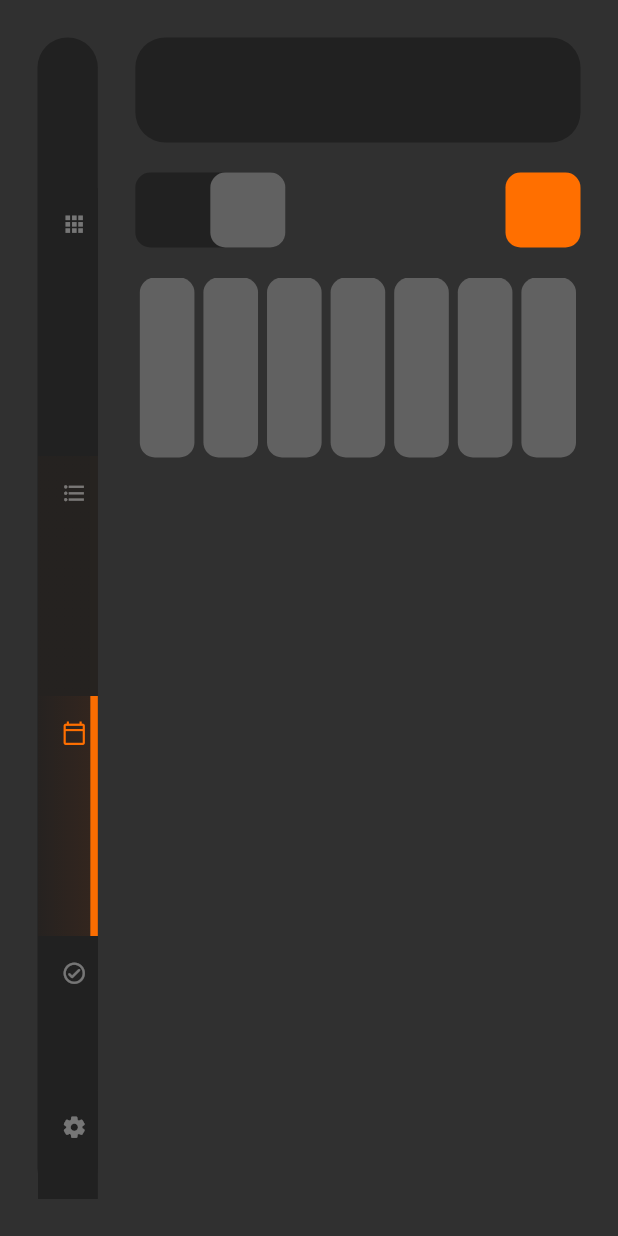
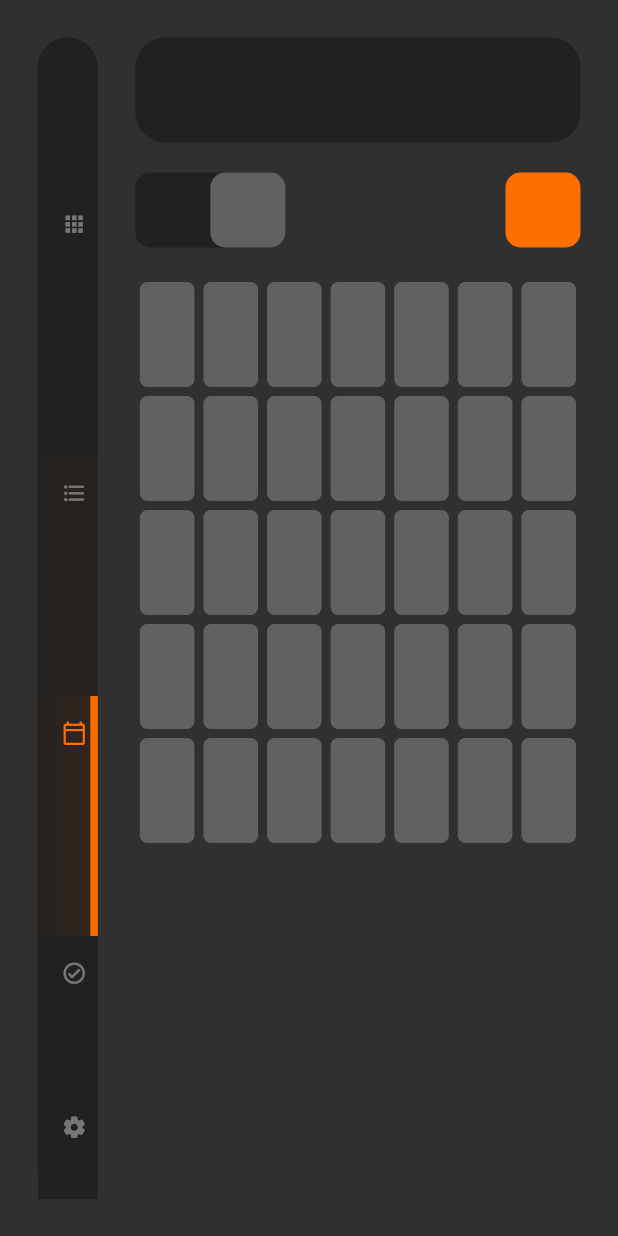
Before and after one commit to c3n7/kalera, a Flutter app: the screen it shows after launch, swiped to page 3, on a phone screen of 412 x 824 dp. Run offline on Flutter 3.47's test engine with Material 2 defaults, Android fonts, the light colour scheme and no system bars; our stand-ins replace flutter_svg.

Commit message:
Tweaked column heights

```diff
--- a/lib/components/WeekView.dart
+++ b/lib/components/WeekView.dart
@@ -19,6 +19,50 @@ class WeekView extends StatelessWidget {
               WeekViewTask(),
             ],
           ),
+          TableRow(
+            children: <Widget>[
+              WeekViewTask(),
+              WeekViewTask(),
+              WeekViewTask(),
+              WeekViewTask(),
+              WeekViewTask(),
+              WeekViewTask(),
+              WeekViewTask(),
+            ],
+          ),
+          TableRow(
+            children: <Widget>[
+              WeekViewTask(),
+              WeekViewTask(),
+              WeekViewTask(),
+              WeekViewTask(),
+              WeekViewTask(),
+              WeekViewTask(),
+              WeekViewTask(),
+            ],
+          ),
+          TableRow(
+            children: <Widget>[
+              WeekViewTask(),
+              WeekViewTask(),
+              WeekViewTask(),
+              WeekViewTask(),
+              WeekViewTask(),
+              WeekViewTask(),
+              WeekViewTask(),
+            ],
+          ),
+          TableRow(
+            children: <Widget>[
+              WeekViewTask(),
+              WeekViewTask(),
+              WeekViewTask(),
+              WeekViewTask(),
+              WeekViewTask(),
+              WeekViewTask(),
+              WeekViewTask(),
+            ],
+          ),
         ],
       ),
     );
--- a/lib/components/weekview/WeekViewTask.dart
+++ b/lib/components/weekview/WeekViewTask.dart
@@ -5,11 +5,11 @@ class WeekViewTask extends StatelessWidget {
   Widget build(BuildContext context) {
     return TableCell(
       child: Padding(
-        padding: EdgeInsets.symmetric(horizontal: 3),
+        padding: EdgeInsets.symmetric(horizontal: 3, vertical: 3),
         child: Container(
-          height: 120,
+          height: 70,
           decoration: BoxDecoration(
-            borderRadius: BorderRadius.all(Radius.circular(10)),
+            borderRadius: BorderRadius.all(Radius.circular(5)),
             color: Colors.grey[700],
           ),
         ),
```
